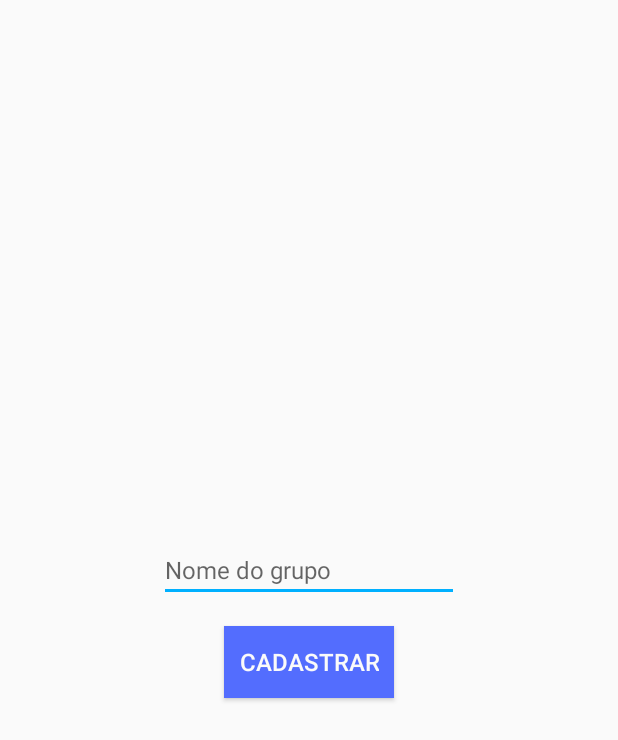
After one commit to davibss/Trasu, an Android app: the layout cadastrar_grupo_layout.xml on its own in the app's theme, with its tools: preview values and no code run, on a phone screen of 412 x 824 dp. The commit adds this screen. Shown: the top 740 px of the screen. Run offline under Robolectric (Android 15) with nearby library versions, the phone set to English and light mode, and no system bars.

Commit message:
Versão 1.0

```diff
--- a/app/src/main/java/br/com/trasudev/trasu/fragments/TarefaFragment.java
+++ b/app/src/main/java/br/com/trasudev/trasu/fragments/TarefaFragment.java
@@ -226,7 +226,7 @@ public class TarefaFragment extends Fragment implements
                 LayoutInflater inflateDialog = getLayoutInflater();
                 View alertLayout = inflateDialog.inflate(R.layout.cadastrar_tarefa_layout, null);
                 AlertDialog.Builder alert = new AlertDialog.Builder(getContext());
-                alert.setTitle("Cadastrar");
+                alert.setTitle("Cadastrar tarefa");
                 alert.setView(alertLayout);
                 dialog = alert.create();
                 dialog.show();
--- /dev/null
+++ b/app/src/main/res/layout/cadastrar_grupo_layout.xml
@@ -0,0 +1,39 @@
+<?xml version="1.0" encoding="utf-8"?>
+<android.support.constraint.ConstraintLayout
+    xmlns:android="http://schemas.android.com/apk/res/android"
+    xmlns:app="http://schemas.android.com/apk/res-auto"
+    xmlns:tools="http://schemas.android.com/tools"
+    android:layout_width="wrap_content"
+    android:id="@+id/layout_cadastrar"
+    android:layout_gravity="center"
+    android:layout_height="wrap_content">
+    <ScrollView
+        android:layout_width="match_parent"
+        android:layout_height="match_parent">
+        <LinearLayout
+            android:layout_width="match_parent"
+            android:orientation="vertical"
+            android:padding="8dp"
+            android:layout_height="wrap_content">
+            <EditText
+                android:id="@+id/editTextGrpNome"
+                android:layout_width="@dimen/editText_cadastrar_tarefa"
+                android:layout_height="wrap_content"
+                android:layout_margin="8dp"
+                android:textSize="16sp"
+                android:layout_gravity="center_horizontal"
+                android:inputType="text"
+                android:hint="@string/grpNome" />
+            <Button
+                android:id="@+id/btnCadastrarGrp"
+                style="@style/buttonTheme"
+                android:layout_gravity="center_horizontal"
+                android:layout_width="wrap_content"
+                android:layout_margin="8dp"
+                android:padding="10dp"
+                android:text="@string/cadastrarTarText"
+                android:textSize="16sp"
+                android:layout_height="wrap_content" />
+        </LinearLayout>
+    </ScrollView>
+</android.support.constraint.ConstraintLayout>
--- a/app/src/main/res/values/strings.xml
+++ b/app/src/main/res/values/strings.xml
@@ -85,4 +85,7 @@
     <!--endregion-->
 
     <string name="delete">Excluir</string>
+
+    <string name="grpNome">Nome do grupo</string>
+    <string name="grpCadastrar">Cadastrar</string>
 </resources>
```
Also changed, not shown: app/src/main/java/br/com/trasudev/trasu/entidades/Grupo.java (added, +58 -0 lines), app/src/main/java/br/com/trasudev/trasu/fragments/GrupoFragment.java (+106 -13 lines), app/src/main/res/layout/fragment_grupos.xml (+22 -8 lines).
